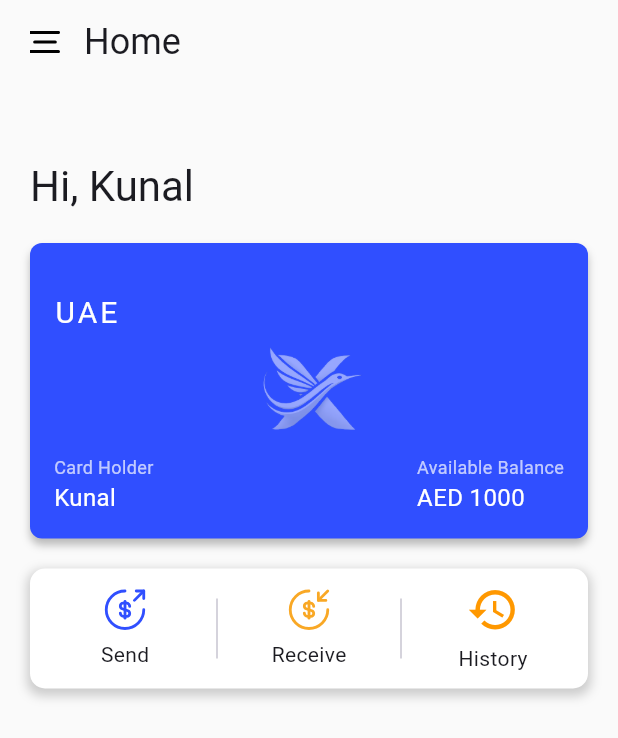
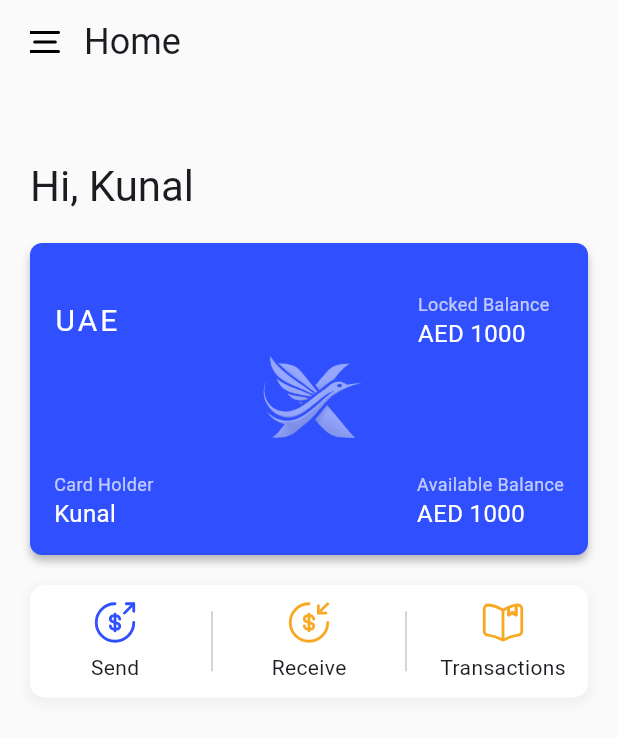
Before and after one commit to Code-Decoders/swiftx-monorepo, a Flutter app: the screen it shows after launch, on a phone screen of 412 x 824 dp. Shown: the top 738 px of the screen. Run offline on Flutter 3.47's test engine with Material 3 defaults, Android fonts, the phone set to English and light mode, and no system bars; our stand-ins replace auto_route, flutter_svg, get_it.

Commit message:
Refactor home view and add operational buttons
- Refactor the home view to improve code organization and readability
- Add operational buttons for sending, receiving, and viewing transaction history
- Update the styling of the operational buttons to match the design guidelines

```diff
--- a/apps/swiftx_app/lib/view/home/home_view.dart
+++ b/apps/swiftx_app/lib/view/home/home_view.dart
@@ -1,6 +1,7 @@
 import 'package:auto_route/auto_route.dart';
 import 'package:flutter/cupertino.dart';
 import 'package:flutter/material.dart';
+import 'package:swiftx_app/widget/button/operational_button.dart';
 import 'package:swiftx_app/widget/card/credit_card.dart';
 import 'package:swiftx_app/widget/icons/icon.dart';
 import 'package:swiftx_app/widget/icons/icons.dart';
@@ -40,13 +41,12 @@ class HomeView extends StatelessWidget {
             ),
             Container(
               margin: const EdgeInsets.symmetric(vertical: 20),
-              padding: const EdgeInsets.all(10),
               decoration: BoxDecoration(
                 color: Colors.white,
                 borderRadius: BorderRadius.circular(10),
                 boxShadow: [
                   BoxShadow(
-                    color: Colors.grey.withOpacity(0.5),
+                    color: Colors.grey.withOpacity(0.1),
                     spreadRadius: 2,
                     blurRadius: 5,
                     offset: Offset(0, 3),
@@ -55,54 +55,30 @@ class HomeView extends StatelessWidget {
               ),
               child: Row(
                 children: [
-                  Expanded(
-                    child: Column(
-                      children: [
-                        AppIcon(
-                          icon: AppIcons.money_send,
-                          size: 30,
-                          color: Theme.of(context).primaryColor,
-                        ),
-                        SizedBox(height: 5),
-                        Text('Send'),
-                      ],
-                    ),
+                  OperationalButton(
+                    icon: AppIcons.money_send,
+                    title: "Send",
+                    onTap: () {},
                   ),
                   SizedBox(
                     height: 40,
                     child: VerticalDivider(),
                   ),
-                  Expanded(
-                    child: Column(
-                      children: [
-                        AppIcon(
-                          icon: AppIcons.money_receive,
-                          size: 30,
-                          color: Color(0xffF9A825),
-                        ),
-                        SizedBox(height: 5),
-                        Text('Receive'),
-                      ],
-                    ),
+                  OperationalButton(
+                    icon: AppIcons.money_receive,
+                    title: "Receive",
+                    onTap: () {},
+                    color: const Color(0xffF9A825),
                   ),
                   SizedBox(
                     height: 40,
                     child: VerticalDivider(),
                   ),
-                  Expanded(
-                    child: Column(
-                      children: [
-                        Icon(
-                          Icons.history,
-                          color: Colors.orange,
-                          size: 35,
-                        ),
-                        SizedBox(height: 5),
-                        Text(
-                          'History',
-                        ),
-                      ],
-                    ),
+                  OperationalButton(
+                    icon: AppIcons.book_saved,
+                    title: "Transactions",
+                    onTap: () {},
+                    color: const Color(0xffF9A825),
                   ),
                 ],
               ),
--- /dev/null
+++ b/apps/swiftx_app/lib/widget/button/operational_button.dart
@@ -0,0 +1,42 @@
+import 'package:flutter/material.dart';
+import 'package:swiftx_app/widget/icons/icon.dart';
+import 'package:swiftx_app/widget/icons/icons.dart';
+
+class OperationalButton extends StatelessWidget {
+  final AppIcons icon;
+  final String title;
+  final GestureTapCallback? onTap;
+  final Color? color;
+  const OperationalButton(
+      {super.key,
+      required this.icon,
+      required this.title,
+      this.onTap,
+      this.color});
+
+  @override
+  Widget build(BuildContext context) {
+    return Expanded(
+      child: Material(
+        color: Colors.transparent,
+        child: InkWell(
+          onTap: onTap,
+          child: Padding(
+            padding: const EdgeInsets.all(10),
+            child: Column(
+              children: [
+                AppIcon(
+                  icon: icon,
+                  size: 30,
+                  color: color ?? Theme.of(context).primaryColor,
+                ),
+                const SizedBox(height: 5),
+                Text(title),
+              ],
+            ),
+          ),
+        ),
+      ),
+    );
+  }
+}
--- a/apps/swiftx_app/lib/widget/card/credit_card.dart
+++ b/apps/swiftx_app/lib/widget/card/credit_card.dart
@@ -39,6 +39,9 @@ class CreditCard extends StatelessWidget {
             crossAxisAlignment: CrossAxisAlignment.start,
             children: [
               const SizedBox(height: 16.0),
+              Row(
+                mainAxisAlignment: MainAxisAlignment.spaceBetween,
+                children: [
                   const Text(
                     "UAE",
                     style: TextStyle(
@@ -46,6 +49,27 @@ class CreditCard extends StatelessWidget {
                       fontSize: 20.0,
                       letterSpacing: 2.0,
                     ),
+                  ),
+                  Column(
+                    crossAxisAlignment: CrossAxisAlignment.start,
+                    children: [
+                      const Text(
+                        'Locked Balance   ',
+                        style: TextStyle(
+                          color: Colors.white70,
+                          fontSize: 12.0,
+                        ),
+                      ),
+                      Text(
+                        '$balance',
+                        style: const TextStyle(
+                          color: Colors.white,
+                          fontSize: 16.0,
+                        ),
+                      ),
+                    ],
+                  ),
+                ],
               ),
               const SizedBox(height: 80),
               Row(
--- a/apps/swiftx_app/lib/widget/icons/icons.dart
+++ b/apps/swiftx_app/lib/widget/icons/icons.dart
@@ -8,4 +8,6 @@ class AppIcons {
   static const AppIcons money_receive = AppIcons._('money-receive');
 
   static const AppIcons money_send = AppIcons._('money-send');
+
+  static const AppIcons book_saved = AppIcons._('book-saved');
 }
```
Also changed, not shown: apps/swiftx_app/assets/icons/book-saved.svg (added). Lines whose indentation alone changed are shown as unchanged.
